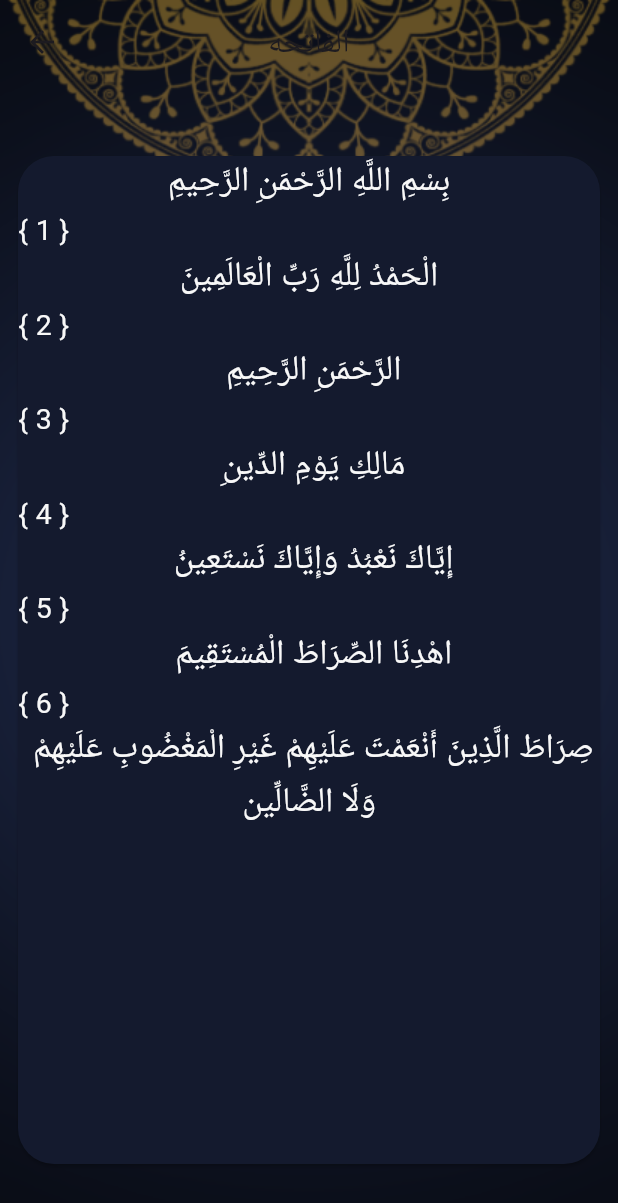
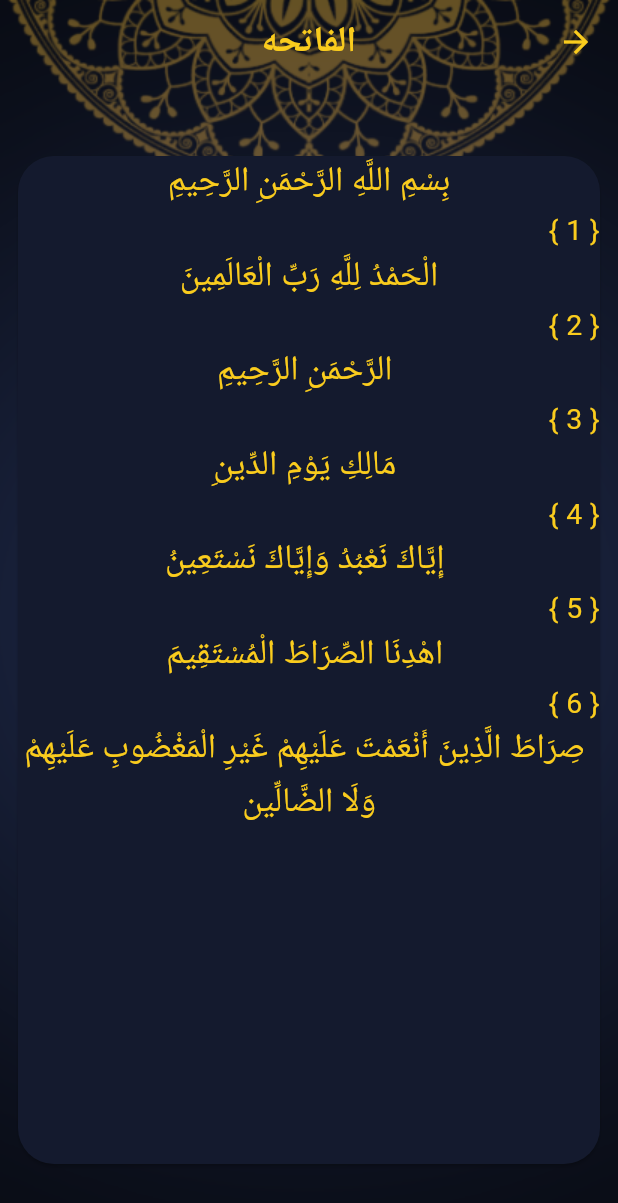
Before and after one commit to AbdullahGamal1/islami, a Flutter app: the screen it shows after launch, after a tap on "الفاتحه", on a phone screen of 412 x 824 dp. Shown: the top 1203 px of the screen. Run offline on Flutter 3.47's test engine with Material 3 defaults, Android fonts, the phone set to English and light mode, and no system bars; generated files the repository leaves out were written again.

Commit message:
add localizations en , ar

```diff
--- /dev/null
+++ b/l10n.yaml
@@ -0,0 +1,3 @@
+arb-dir: lib/l10n
+template-arb-file: app_en.arb
+output-localization-file: app_localizations.dart
--- a/lib/main.dart
+++ b/lib/main.dart
@@ -1,4 +1,6 @@
 import 'package:flutter/material.dart';
+import 'package:flutter_gen/gen_l10n/app_localizations.dart';
+import 'package:flutter_localizations/flutter_localizations.dart';
 import 'package:islami/my_theme_data/my_them_data.dart';
 import 'package:islami/scrrens/home_screen/hadith_tab/hadith_details_screen.dart';
 import 'package:islami/scrrens/home_screen/home_screen.dart';
@@ -32,6 +34,17 @@ class _MyAppState extends State<MyApp> {
         HadithDetailsScreen.routeName: (context) => const HadithDetailsScreen()
       },
       initialRoute: SplashScreen.routName,
+      localizationsDelegates: const [
+        AppLocalizations.delegate,
+        GlobalMaterialLocalizations.delegate,
+        GlobalWidgetsLocalizations.delegate,
+        GlobalCupertinoLocalizations.delegate,
+      ],
+      supportedLocales: const [
+        Locale('en'), // English
+        Locale('ar'), // Arabic
+      ],
+      locale: Locale('ar'),
     );
   }
 }
--- a/lib/my_theme_data/my_them_data.dart
+++ b/lib/my_theme_data/my_them_data.dart
@@ -6,7 +6,7 @@ class MyThemeData {
   static const darkPrimaryColor = Color(0xFF141A2E);
   static const darkAccentColor = Color(0xFFFACC1D);
   static const lightMainTextColor = Color(0xFF242424);
-  static const darkMainTextColor = Color(0xFFF8F8F8);
+  static const darkMainTextColor = Color(0xFFFACC1D);
 
   static ThemeMode themeMode = ThemeMode.dark;
 
@@ -56,8 +56,10 @@ class MyThemeData {
       cardTheme: const CardTheme(color: darkPrimaryColor),
       primaryColor: darkPrimaryColor,
       scaffoldBackgroundColor: Colors.transparent,
-      appBarTheme:
-          const AppBarTheme(color: Colors.transparent, centerTitle: true),
+      appBarTheme: const AppBarTheme(
+          iconTheme: IconThemeData(color: darkAccentColor),
+          color: Colors.transparent,
+          centerTitle: true),
       bottomNavigationBarTheme: const BottomNavigationBarThemeData(
           backgroundColor: darkPrimaryColor,
           selectedItemColor: darkAccentColor,
--- a/lib/scrrens/home_screen/hadith_tab/hadith_details_screen.dart
+++ b/lib/scrrens/home_screen/hadith_tab/hadith_details_screen.dart
@@ -1,6 +1,7 @@
 import 'package:flutter/material.dart';
 import 'package:islami/my_theme_data/my_them_data.dart';
 import 'package:islami/scrrens/home_screen/hadith_tab/hadith.dart';
+
 
 class HadithDetailsScreen extends StatelessWidget {
   static const String routeName = 'HadethDetailsScreen';
--- a/lib/scrrens/home_screen/hadith_tab/hadith_name_widget.dart
+++ b/lib/scrrens/home_screen/hadith_tab/hadith_name_widget.dart
@@ -1,14 +1,13 @@
 import 'package:flutter/material.dart';
 import 'package:islami/scrrens/home_screen/hadith_tab/hadith.dart';
 import 'package:islami/scrrens/home_screen/hadith_tab/hadith_details_screen.dart';
+import 'package:flutter_gen/gen_l10n/app_localizations.dart';
+
 
 class HadithNameWidget extends StatelessWidget {
   Hadith hadith;
 
   HadithNameWidget({super.key, required this.hadith});
-
-//SuraDetailsScreenArgs يتم عرض اسامي السور وعند الضغط يتم النقل الى صفحة كل سورة عبر
-// ويتم عبره نقل كل سورة باسمها ومحتواها
   @override
   Widget build(BuildContext context) {
     return InkWell(
--- a/lib/scrrens/home_screen/hadith_tab/hadith_tab.dart
+++ b/lib/scrrens/home_screen/hadith_tab/hadith_tab.dart
@@ -3,6 +3,8 @@ import 'package:flutter/services.dart';
 import 'package:islami/components/components.dart';
 import 'package:islami/scrrens/home_screen/hadith_tab/hadith.dart';
 import 'package:islami/scrrens/home_screen/hadith_tab/hadith_name_widget.dart';
+import 'package:flutter_gen/gen_l10n/app_localizations.dart';
+
 
 class HadithTab extends StatefulWidget {
   const HadithTab({super.key});
@@ -32,7 +34,7 @@ class _HadithabState extends State<HadithTab> {
             color: Theme.of(context).primaryColor,
           ),
           Text(
-            'Hadith Number',
+           AppLocalizations.of(context)!.hadith_number ,
             style: Theme.of(context).textTheme.headline5,
           ),
           Container(
--- a/lib/scrrens/home_screen/home_screen.dart
+++ b/lib/scrrens/home_screen/home_screen.dart
@@ -1,4 +1,5 @@
 import 'package:flutter/material.dart';
+import 'package:flutter_gen/gen_l10n/app_localizations.dart';
 import 'package:islami/my_theme_data/my_them_data.dart';
 import 'package:islami/scrrens/home_screen/hadith_tab/hadith_tab.dart';
 import 'package:islami/scrrens/home_screen/quran_tab/quran_tab.dart';
@@ -8,7 +9,7 @@ import 'package:islami/scrrens/home_screen/tasbeh_tab/tasbeh_tab.dart';
 class HomeScreen extends StatefulWidget {
   static const String routName = 'HomeScreen';
 
-  HomeScreen({super.key});
+  const HomeScreen({super.key});
 
   @override
   State<HomeScreen> createState() => _HomeScreenState();
@@ -28,7 +29,8 @@ class _HomeScreenState extends State<HomeScreen> {
               fit: BoxFit.fill)),
       child: Scaffold(
         appBar: AppBar(
-          title: const Text('Islami'),
+          title: Text(AppLocalizations.of(context)!.islami,
+              style: Theme.of(context).textTheme.headline3),
         ),
         body: tabs[selectedTab],
         bottomNavigationBar: BottomNavigationBar(
@@ -42,22 +44,22 @@ class _HomeScreenState extends State<HomeScreen> {
                 backgroundColor: Theme.of(context).primaryColor,
                 icon: const ImageIcon(
                     AssetImage('assets/images/moshaf_icon.png')),
-                label: 'Quran'),
+                label: AppLocalizations.of(context)!.quran),
             BottomNavigationBarItem(
                 backgroundColor: Theme.of(context).primaryColor,
                 icon:
                     const ImageIcon(AssetImage('assets/images/hadet_icon.png')),
-                label: 'Hadeth'),
+                label: AppLocalizations.of(context)!.hadith),
             BottomNavigationBarItem(
                 backgroundColor: Theme.of(context).primaryColor,
                 icon:
                     const ImageIcon(AssetImage('assets/images/sebha_icon.png')),
-                label: 'Tasbeh'),
+                label: AppLocalizations.of(context)!.tasbeh),
             BottomNavigationBarItem(
                 backgroundColor: Theme.of(context).primaryColor,
                 icon:
                     const ImageIcon(AssetImage('assets/images/radio_icon.png')),
-                label: 'Radio')
+                label: AppLocalizations.of(context)!.radio)
           ],
         ),
       ),
--- a/lib/scrrens/home_screen/quran_tab/quran_tab.dart
+++ b/lib/scrrens/home_screen/quran_tab/quran_tab.dart
@@ -1,4 +1,5 @@
 import 'package:flutter/material.dart';
+import 'package:flutter_gen/gen_l10n/app_localizations.dart';
 import 'package:islami/components/components.dart';
 import 'package:islami/scrrens/home_screen/quran_tab/sura_screen/sura_name_widget.dart';
 
@@ -29,7 +30,7 @@ class QuranTab extends StatelessWidget {
           color: Theme.of(context).primaryColor,
         ),
         Text(
-          'sura name',
+          AppLocalizations.of(context)!.sura_name,
           style: Theme.of(context).textTheme.headline5,
         ),
         Container(
--- a/lib/scrrens/home_screen/quran_tab/sura_screen/sura_detailes_screen.dart
+++ b/lib/scrrens/home_screen/quran_tab/sura_screen/sura_detailes_screen.dart
@@ -4,6 +4,8 @@ import 'package:islami/components/components.dart';
 import 'package:islami/my_theme_data/my_them_data.dart';
 import 'package:islami/scrrens/home_screen/quran_tab/sura_screen/sura_details_screen_args.dart';
 import 'package:islami/scrrens/home_screen/quran_tab/sura_screen/verse_content.dart';
+import 'package:flutter_gen/gen_l10n/app_localizations.dart';
+
 
 class SuraDetailsScreen extends StatefulWidget {
   static const String routeName = 'SuraDetailsScreen';
@@ -40,7 +42,11 @@ class _SuraDetailsScreenState extends State<SuraDetailsScreen> {
                   : 'assets/images/bg_dark.png'),
               fit: BoxFit.fill)),
       child: Scaffold(
-        appBar: AppBar(title: Text(args.title)),
+        appBar: AppBar(
+            title: Text(
+          args.title,
+          style: Theme.of(context).textTheme.headline5,
+        )),
         body: Column(
           children: [
             Expanded(
@@ -50,7 +56,7 @@ class _SuraDetailsScreenState extends State<SuraDetailsScreen> {
                 shape: RoundedRectangleBorder(
                     borderRadius: BorderRadius.circular(24)),
                 child: chapterContent.isEmpty
-                    ? const CircularProgressIndicator()
+                    ? const Center(child: CircularProgressIndicator())
                     : ListView.separated(
                         itemBuilder: (context, index) {
                           return VerseContent(
--- a/lib/scrrens/home_screen/tasbeh_tab/tasbeh_tab.dart
+++ b/lib/scrrens/home_screen/tasbeh_tab/tasbeh_tab.dart
@@ -5,6 +5,6 @@ class TasbehTab extends StatelessWidget {
 
   @override
   Widget build(BuildContext context) {
-    return const Text('TasbehTab');
+    return const Text('Tasbeh Tab');
   }
 }
```
Also changed, not shown: lib/l10n/app_ar.arb (added, +9 -0 lines), lib/l10n/app_en.arb (added, +9 -0 lines), pubspec.yaml (+8 -16 lines), pubspec.lock, 1 other file.
